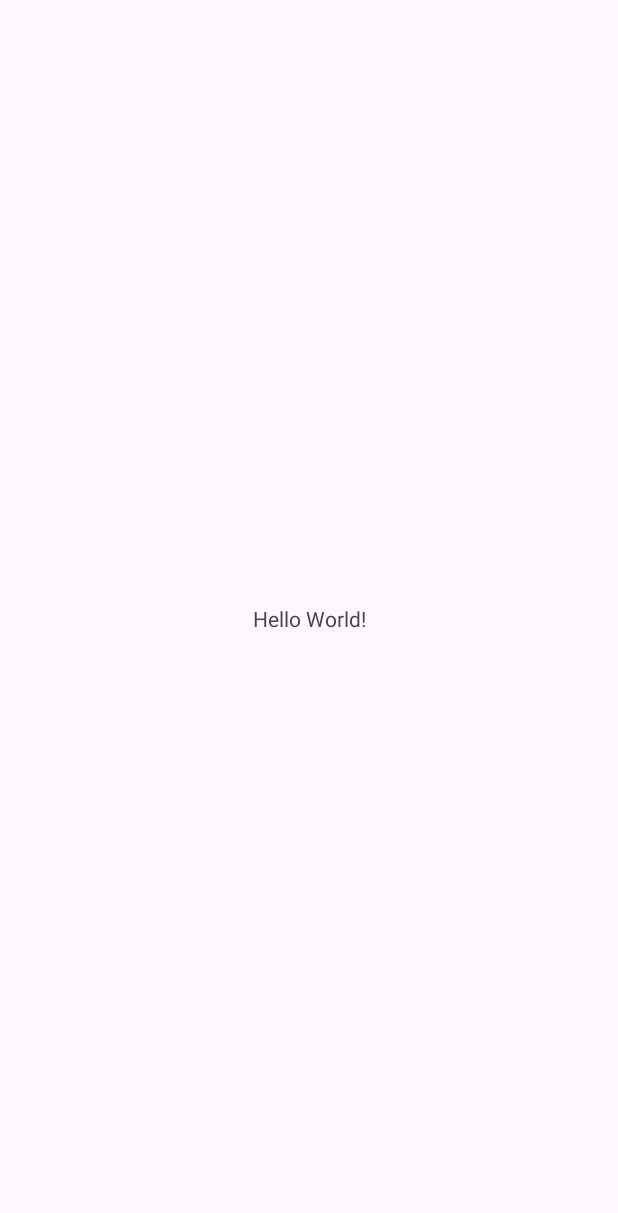
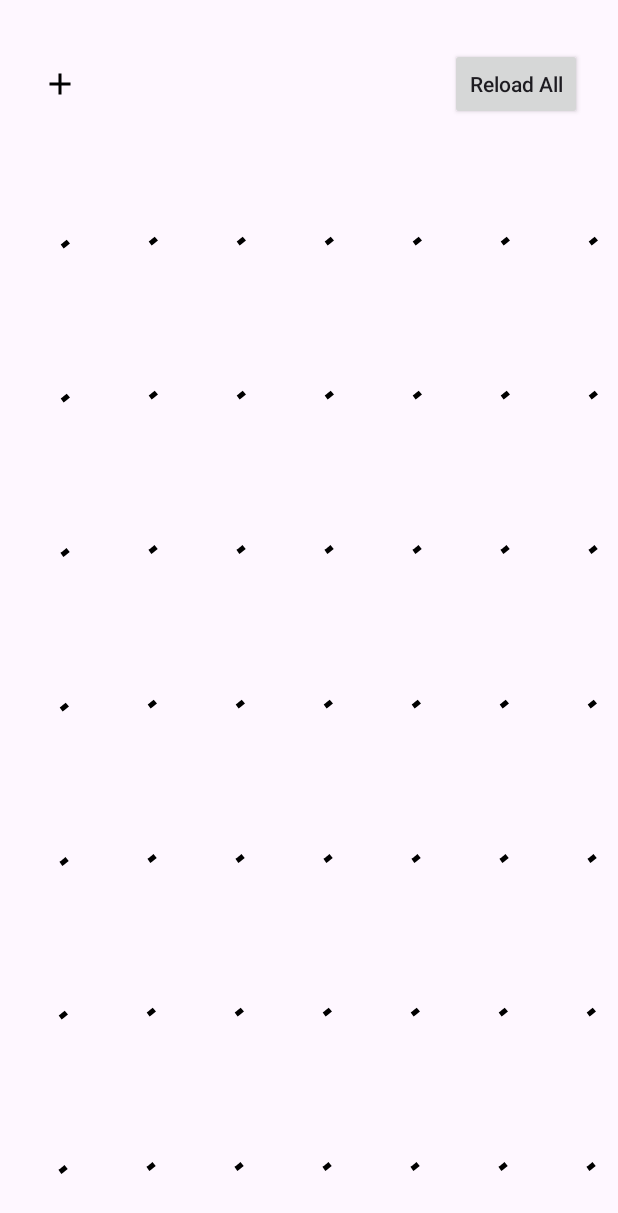
Before and after one commit to TTN27696/EliNextTest, an Android app: the screen it shows after launch (MainActivity), on a phone screen of 412 x 824 dp. Before the commit the part shown is almost empty. Shown: the top 1213 px of the screen. Run offline under Robolectric (Android 15) with nearby library versions, the phone set to English and light mode, and no system bars; our stand-ins replace Dagger/Hilt's generated code; pictures from the network do not load.

Commit message:
update item width

```diff
--- a/app/src/main/AndroidManifest.xml
+++ b/app/src/main/AndroidManifest.xml
@@ -2,7 +2,10 @@
 <manifest xmlns:android="http://schemas.android.com/apk/res/android"
     xmlns:tools="http://schemas.android.com/tools">
 
+    <uses-permission android:name="android.permission.INTERNET"/>
+
     <application
+        android:name=".MyApp"
         android:allowBackup="true"
         android:dataExtractionRules="@xml/data_extraction_rules"
         android:fullBackupContent="@xml/backup_rules"
--- a/app/src/main/java/com/example/elinexttest/MyApp.kt
+++ b/app/src/main/java/com/example/elinexttest/MyApp.kt
@@ -1,6 +1,8 @@
 package com.example.elinexttest
 
 import android.app.Application
+import dagger.hilt.android.HiltAndroidApp
 
+@HiltAndroidApp
 class MyApp : Application() {
 }
--- /dev/null
+++ b/app/src/main/java/com/example/elinexttest/data/repository/ImageRepositoryImpl.kt
@@ -0,0 +1,16 @@
+package com.example.elinexttest.data.repository
+
+import com.example.elinexttest.domain.entities.ImageEntities
+import com.example.elinexttest.domain.repository.ImageRepository
+import java.util.UUID
+import javax.inject.Inject
+
+class ImageRepositoryImpl @Inject constructor() : ImageRepository {
+    override suspend fun getImages(count: Int): List<ImageEntities>
+    = List(count) {
+        ImageEntities(
+            id = it,
+            url = "https://loremflickr.com/200/200/?random=${UUID.randomUUID()}"
+        )
+    }
+}
--- /dev/null
+++ b/app/src/main/java/com/example/elinexttest/di/RepositoryModule.kt
@@ -0,0 +1,20 @@
+package com.example.elinexttest.di
+
+import com.example.elinexttest.data.repository.ImageRepositoryImpl
+import com.example.elinexttest.domain.repository.ImageRepository
+import dagger.Binds
+import dagger.Module
+import dagger.hilt.InstallIn
+import dagger.hilt.components.SingletonComponent
+import javax.inject.Singleton
+
+@Module
+@InstallIn(SingletonComponent::class)
+abstract class RepositoryModule {
+
+    @Binds
+    @Singleton
+    abstract fun bindImageRepository(
+        impl: ImageRepositoryImpl
+    ): ImageRepository
+}
--- /dev/null
+++ b/app/src/main/java/com/example/elinexttest/domain/entities/ImageEntities.kt
@@ -0,0 +1,6 @@
+package com.example.elinexttest.domain.entities
+
+data class ImageEntities(
+    val id: Int,
+    val url: String
+)
--- /dev/null
+++ b/app/src/main/java/com/example/elinexttest/domain/repository/ImageRepository.kt
@@ -0,0 +1,7 @@
+package com.example.elinexttest.domain.repository
+
+import com.example.elinexttest.domain.entities.ImageEntities
+
+interface ImageRepository {
+    suspend fun getImages(count: Int): List<ImageEntities>
+}
--- /dev/null
+++ b/app/src/main/java/com/example/elinexttest/presentation/adapter/GridSpacingItemDecoration.kt
@@ -0,0 +1,27 @@
+package com.example.elinexttest.presentation.adapter
+
+import android.graphics.Rect
+import android.view.View
+import androidx.recyclerview.widget.RecyclerView
+
+class GridSpacingItemDecoration(
+    private val spanCount: Int,
+    private val spacing: Int
+) : RecyclerView.ItemDecoration() {
+
+    override fun getItemOffsets(
+        outRect: Rect, view: View,
+        parent: RecyclerView, state: RecyclerView.State
+    ) {
+        val position = parent.getChildAdapterPosition(view)
+        val column = position % spanCount
+
+        outRect.left = spacing - column * spacing / spanCount
+        outRect.right = (column + 1) * spacing / spanCount
+
+        if (position < spanCount) {
+            outRect.top = spacing
+        }
+        outRect.bottom = spacing
+    }
+}
--- /dev/null
+++ b/app/src/main/java/com/example/elinexttest/presentation/adapter/ImageDiffCallback.kt
@@ -0,0 +1,14 @@
+package com.example.elinexttest.presentation.adapter
+
+import androidx.recyclerview.widget.DiffUtil
+import com.example.elinexttest.domain.entities.ImageEntities
+
+class ImageDiffCallback : DiffUtil.ItemCallback<ImageEntities>() {
+    override fun areItemsTheSame(oldItem: ImageEntities, newItem: ImageEntities): Boolean {
+        return oldItem.id == newItem.id
+    }
+
+    override fun areContentsTheSame(oldItem: ImageEntities, newItem: ImageEntities): Boolean {
+        return oldItem == newItem
+    }
+}
--- /dev/null
+++ b/app/src/main/java/com/example/elinexttest/presentation/adapter/ImageGalleryAdapter.kt
@@ -0,0 +1,66 @@
+package com.example.elinexttest.presentation.adapter
+
+import android.view.LayoutInflater
+import android.view.ViewGroup
+import androidx.recyclerview.widget.ListAdapter
+import androidx.recyclerview.widget.RecyclerView
+import androidx.swiperefreshlayout.widget.CircularProgressDrawable
+import com.bumptech.glide.Glide
+import com.bumptech.glide.load.resource.bitmap.RoundedCorners
+import com.example.elinexttest.databinding.ItemGalleryBinding
+import com.example.elinexttest.domain.entities.ImageEntities
+import com.example.elinexttest.utils.dpToPx
+
+class ImageGalleryAdapter :
+    ListAdapter<ImageEntities, ImageGalleryAdapter.ImageViewHolder>(ImageDiffCallback()) {
+
+    inner class ImageViewHolder(private val binding: ItemGalleryBinding) :
+        RecyclerView.ViewHolder(binding.root) {
+        private val progressDrawable: CircularProgressDrawable =
+            CircularProgressDrawable(binding.root.context).apply {
+                strokeWidth = 5f
+                centerRadius = 30f
+                start()
+            }
+
+        fun bind(item: ImageEntities) {
+            with(binding) {
+                val screenWidth = itemView.resources.displayMetrics.widthPixels
+                val screenHeight = itemView.resources.displayMetrics.heightPixels
+
+                val columns = 7
+                val rows = 10
+
+                val spacingPx = 2.dpToPx(itemView.context)
+                val totalSpacingX = spacingPx * (columns + 1)
+                val totalSpacingY = spacingPx * (rows + 1)
+
+                val itemWidth = (screenWidth - totalSpacingX) / columns
+                val itemHeight = (screenHeight - totalSpacingY) / rows
+
+                itemView.layoutParams = itemView.layoutParams.apply {
+                    width = itemWidth
+                    height = itemHeight
+                }
+
+                Glide.with(itemImageGallery)
+                    .load(item.url)
+                    .placeholder(progressDrawable)
+                    .transform(RoundedCorners(7.dpToPx(root.context)))
+                    .into(itemImageGallery)
+            }
+        }
+    }
+
+    override fun onCreateViewHolder(parent: ViewGroup, viewType: Int): ImageViewHolder {
+        val binding = ItemGalleryBinding.inflate(
+            LayoutInflater.from(parent.context), parent, false
+        )
+        return ImageViewHolder(binding)
+    }
+
+    override fun onBindViewHolder(holder: ImageViewHolder, position: Int) {
+        holder.bind(getItem(position))
+    }
+
+}
--- a/app/src/main/java/com/example/elinexttest/presentation/ui/MainActivity.kt
+++ b/app/src/main/java/com/example/elinexttest/presentation/ui/MainActivity.kt
@@ -2,20 +2,64 @@ package com.example.elinexttest.presentation.ui
 
 import android.os.Bundle
 import androidx.activity.enableEdgeToEdge
+import androidx.activity.viewModels
 import androidx.appcompat.app.AppCompatActivity
 import androidx.core.view.ViewCompat
 import androidx.core.view.WindowInsetsCompat
+import androidx.recyclerview.widget.GridLayoutManager
+import androidx.recyclerview.widget.PagerSnapHelper
+import androidx.recyclerview.widget.RecyclerView
 import com.example.elinexttest.R
+import com.example.elinexttest.databinding.ActivityMainBinding
+import com.example.elinexttest.presentation.adapter.GridSpacingItemDecoration
+import com.example.elinexttest.presentation.adapter.ImageGalleryAdapter
+import com.example.elinexttest.presentation.viewModel.MainViewModel
+import com.example.elinexttest.utils.dpToPx
+import dagger.hilt.android.AndroidEntryPoint
 
+@AndroidEntryPoint
 class MainActivity : AppCompatActivity() {
+
+    private lateinit var binding: ActivityMainBinding
+    private val viewModel: MainViewModel by viewModels()
+    private val adapter = ImageGalleryAdapter()
+
     override fun onCreate(savedInstanceState: Bundle?) {
         super.onCreate(savedInstanceState)
         enableEdgeToEdge()
-        setContentView(R.layout.activity_main)
+        binding = ActivityMainBinding.inflate(layoutInflater)
+        setContentView(binding.root)
         ViewCompat.setOnApplyWindowInsetsListener(findViewById(R.id.main)) { v, insets ->
             val systemBars = insets.getInsets(WindowInsetsCompat.Type.systemBars())
             v.setPadding(systemBars.left, systemBars.top, systemBars.right, systemBars.bottom)
             insets
         }
+
+        setupRecyclerView()
+        setupObservers()
+        setupButtons()
+
+        viewModel.reloadAll()
+    }
+
+    private fun setupRecyclerView() {
+        binding.rvGallery.layoutManager =
+            GridLayoutManager(this, 7, RecyclerView.HORIZONTAL, false)
+        binding.rvGallery.adapter = adapter
+        PagerSnapHelper().attachToRecyclerView(binding.rvGallery)
+
+        val spacingPx = 2.dpToPx(this)
+        binding.rvGallery.addItemDecoration(GridSpacingItemDecoration(7, spacingPx))
+    }
+
+    private fun setupObservers() {
+        viewModel.images.observe(this) { newList ->
+            adapter.submitList(newList.toList())
+        }
+    }
+
+    private fun setupButtons() {
+        binding.buttonReloadAll.setOnClickListener { viewModel.reloadAll() }
+        binding.imageAdd.setOnClickListener { viewModel.addImage() }
     }
 }
--- /dev/null
+++ b/app/src/main/java/com/example/elinexttest/presentation/viewModel/MainViewModel.kt
@@ -0,0 +1,37 @@
+package com.example.elinexttest.presentation.viewModel
+
+import androidx.lifecycle.LiveData
+import androidx.lifecycle.MutableLiveData
+import androidx.lifecycle.ViewModel
+import androidx.lifecycle.viewModelScope
+import com.example.elinexttest.domain.entities.ImageEntities
+import com.example.elinexttest.domain.repository.ImageRepository
+import dagger.hilt.android.lifecycle.HiltViewModel
+import kotlinx.coroutines.launch
+import java.util.UUID
+import javax.inject.Inject
+
+@HiltViewModel
+class MainViewModel @Inject constructor(
+    private val imageRepository: ImageRepository
+) : ViewModel() {
+
+    private val _images = MutableLiveData<List<ImageEntities>>()
+    val images: LiveData<List<ImageEntities>> = _images
+
+    fun reloadAll() {
+        viewModelScope.launch {
+            _images.value = imageRepository.getImages(140)
+        }
+    }
+
+    fun addImage() {
+        val current = _images.value ?: emptyList()
+        val lastId = current.lastOrNull()?.id ?: 0
+        val newImage = ImageEntities(
+            id = lastId + 1,
+            url = "http://loremflickr.com/200/200/?random=${UUID.randomUUID()}"
+        )
+        _images.value = current + newImage
+    }
+}
--- /dev/null
+++ b/app/src/main/java/com/example/elinexttest/utils/Utils.kt
@@ -0,0 +1,12 @@
+package com.example.elinexttest.utils
+
+import android.content.Context
+import android.util.TypedValue
+
+fun Int.dpToPx(context: Context): Int {
+    return TypedValue.applyDimension(
+        TypedValue.COMPLEX_UNIT_DIP,
+        this.toFloat(),
+        context.resources.displayMetrics
+    ).toInt()
+}
--- /dev/null
+++ b/app/src/main/res/drawable/ic_add.xml
@@ -0,0 +1,5 @@
+<vector xmlns:android="http://schemas.android.com/apk/res/android" android:height="24dp" android:tint="#000000" android:viewportHeight="24" android:viewportWidth="24" android:width="24dp">
+
+    <path android:fillColor="@android:color/white" android:pathData="M19,13h-6v6h-2v-6H5v-2h6V5h2v6h6v2z"/>
+
+</vector>
--- a/app/src/main/res/layout/activity_main.xml
+++ b/app/src/main/res/layout/activity_main.xml
@@ -7,13 +7,34 @@
     android:layout_height="match_parent"
     tools:context=".presentation.ui.MainActivity">
 
-    <TextView
+    <androidx.appcompat.widget.AppCompatImageView
+        android:id="@+id/image_add"
+        android:layout_width="32dp"
+        android:layout_height="32dp"
+        android:padding="4dp"
+        app:layout_constraintTop_toTopOf="@+id/button_reload_all"
+        app:layout_constraintStart_toStartOf="parent"
+        app:layout_constraintBottom_toBottomOf="@+id/button_reload_all"
+        android:layout_marginStart="24dp"
+        android:src="@drawable/ic_add"/>
+
+    <androidx.appcompat.widget.AppCompatButton
         android:layout_width="wrap_content"
         android:layout_height="wrap_content"
-        android:text="Hello World!"
+        android:id="@+id/button_reload_all"
+        app:layout_constraintEnd_toEndOf="parent"
+        app:layout_constraintTop_toTopOf="parent"
+        android:layout_marginTop="32dp"
+        android:layout_marginEnd="24dp"
+        android:text="@string/button_reload_all"
+        android:textAllCaps="false"/>
+
+    <androidx.recyclerview.widget.RecyclerView
+        android:layout_width="match_parent"
+        android:layout_height="0dp"
+        android:id="@+id/rv_gallery"
+        app:layout_constraintTop_toBottomOf="@id/button_reload_all"
         app:layout_constraintBottom_toBottomOf="parent"
-        app:layout_constraintEnd_toEndOf="parent"
-        app:layout_constraintStart_toStartOf="parent"
-        app:layout_constraintTop_toTopOf="parent" />
+        android:layout_marginTop="24dp"/>
 
 </androidx.constraintlayout.widget.ConstraintLayout>
--- /dev/null
+++ b/app/src/main/res/layout/item_gallery.xml
@@ -0,0 +1,5 @@
+<androidx.appcompat.widget.AppCompatImageView xmlns:android="http://schemas.android.com/apk/res/android"
+    android:id="@+id/item_image_gallery"
+    android:layout_width="wrap_content"
+    android:layout_height="wrap_content"
+    android:scaleType="centerCrop"/>
--- a/app/src/main/res/values/colors.xml
+++ b/app/src/main/res/values/colors.xml
@@ -2,4 +2,5 @@
 <resources>
     <color name="black">#FF000000</color>
     <color name="white">#FFFFFFFF</color>
+    <color name="blue">#0000FF</color>
 </resources>
--- a/app/src/main/res/values/strings.xml
+++ b/app/src/main/res/values/strings.xml
@@ -1,3 +1,4 @@
 <resources>
     <string name="app_name">EliNextTest</string>
+    <string name="button_reload_all">Reload All</string>
 </resources>
--- a/gradle/libs.versions.toml
+++ b/gradle/libs.versions.toml
@@ -13,12 +13,14 @@ material = "1.12.0"
 activity = "1.10.1"
 constraintlayout = "2.2.1"
 recyclerview = "1.3.1"
+swiperefreshlayout = "1.1.0"
 
 [libraries]
 androidx-core-ktx = { group = "androidx.core", name = "core-ktx", version.ref = "coreKtx" }
 androidx-lifecycle-livedata-ktx = { module = "androidx.lifecycle:lifecycle-livedata-ktx", version.ref = "lifecycleViewmodelKtx" }
 androidx-lifecycle-viewmodel-ktx = { module = "androidx.lifecycle:lifecycle-viewmodel-ktx", version.ref = "lifecycleViewmodelKtx" }
 androidx-recyclerview = { module = "androidx.recyclerview:recyclerview", version.ref = "recyclerview" }
+androidx-swiperefreshlayout = { module = "androidx.swiperefreshlayout:swiperefreshlayout", version.ref = "swiperefreshlayout" }
 compiler = { module = "com.github.bumptech.glide:compiler", version.ref = "glide" }
 glide = { module = "com.github.bumptech.glide:glide", version.ref = "glide" }
 hilt-android = { module = "com.google.dagger:hilt-android", version.ref = "hiltAndroid" }
```
Also changed, not shown: app/build.gradle.kts (+6 -1 lines).
